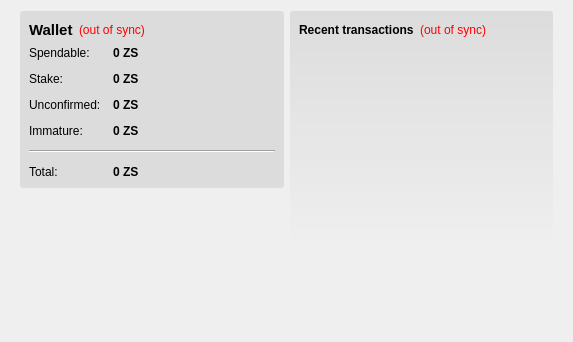
The window that src/qt/forms/overviewpage.ui (CryptoGir/Zimstake) describes before a commit, drawn with Qt 5.
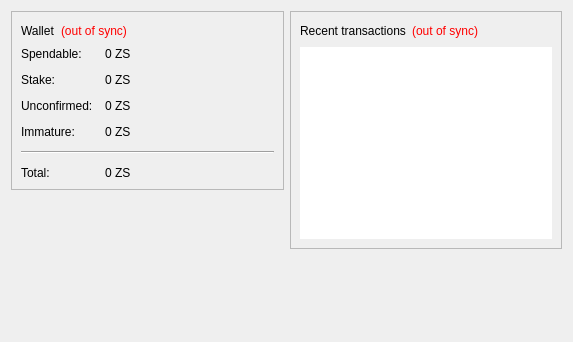
The same window after the commit. Icons and pictures are not drawn.

The edit to the form file:
```diff
--- a/src/qt/forms/overviewpage.ui
+++ b/src/qt/forms/overviewpage.ui
@@ -13,17 +13,11 @@
   <property name="windowTitle">
    <string>Form</string>
   </property>
-    <property name="styleSheet">
-   <string notr="true">#OverviewPage { font-family: 'Comic Sans'; margin:0px;padding:0px;color: #F2B9F2;background-image:url(:/icons/v-back);} QToolTip { color:#ffffff; }</string>
-  </property>
   <layout class="QHBoxLayout" name="horizontalLayout" stretch="1,1">
    <item>
     <layout class="QVBoxLayout" name="verticalLayout_2">
      <item>
       <widget class="QFrame" name="frame">
-	         <property name="styleSheet">
-        <string notr="true">#frame { background-color:rgba(0,0,0,20);border-radius:3px;border-color:#FBBCFF;border-width:2px;margin-left:9px; }</string>
-       </property>
        <property name="frameShape">
         <enum>QFrame::StyledPanel</enum>
        </property>
@@ -35,13 +29,6 @@
          <layout class="QHBoxLayout" name="horizontalLayout_4">
           <item>
            <widget class="QLabel" name="label_5">
-            <property name="font">
-             <font>
-              <pointsize>11</pointsize>
-              <weight>75</weight>
-              <bold>true</bold>
-             </font>
-            </property>
             <property name="text">
              <string>Wallet</string>
             </property>
@@ -98,12 +85,6 @@
           </item>
           <item row="0" column="1">
            <widget class="QLabel" name="labelBalance">
-            <property name="font">
-             <font>
-              <weight>75</weight>
-              <bold>true</bold>
-             </font>
-            </property>
             <property name="cursor">
              <cursorShape>IBeamCursor</cursorShape>
             </property>
@@ -127,12 +108,6 @@
           </item>
           <item row="1" column="1">
            <widget class="QLabel" name="labelStake">
-            <property name="font">
-             <font>
-              <weight>75</weight>
-              <bold>true</bold>
-             </font>
-            </property>
             <property name="cursor">
              <cursorShape>IBeamCursor</cursorShape>
             </property>
@@ -156,12 +131,6 @@
           </item>
           <item row="2" column="1">
            <widget class="QLabel" name="labelUnconfirmed">
-            <property name="font">
-             <font>
-              <weight>75</weight>
-              <bold>true</bold>
-             </font>
-            </property>
             <property name="cursor">
              <cursorShape>IBeamCursor</cursorShape>
             </property>
@@ -185,12 +154,6 @@
           </item>
           <item row="3" column="1">
            <widget class="QLabel" name="labelImmature">
-            <property name="font">
-             <font>
-              <weight>75</weight>
-              <bold>true</bold>
-             </font>
-            </property>
             <property name="toolTip">
              <string>Mined balance that has not yet matured</string>
             </property>
@@ -218,12 +181,6 @@
           </item>
           <item row="5" column="1">
            <widget class="QLabel" name="labelTotal">
-            <property name="font">
-             <font>
-              <weight>75</weight>
-              <bold>true</bold>
-             </font>
-            </property>
             <property name="cursor">
              <cursorShape>IBeamCursor</cursorShape>
             </property>
@@ -268,10 +225,9 @@
          <verstretch>0</verstretch>
         </sizepolicy>
        </property>
-	          <property name="styleSheet">
-        <string notr="true">#frame_2 { background-color: qlineargradient(spread:pad, x1:0, y1:0, x2:0, y2:1, stop:0 rgba(0,0,0,20), stop:1.0 rgba(0,0,0,0));border-radius:3px;border-width:2px;border-color:#FBBCFF;margin-right:9px; }</string>
+       <property name="styleSheet">
+        <string notr="true"/>
        </property>
-
        <property name="frameShape">
         <enum>QFrame::StyledPanel</enum>
        </property>
@@ -284,7 +240,7 @@
           <item>
            <widget class="QLabel" name="label_4">
             <property name="text">
-             <string>&lt;b&gt;Recent transactions&lt;/b&gt;</string>
+             <string>Recent transactions</string>
             </property>
            </widget>
           </item>
@@ -321,9 +277,6 @@
         </item>
         <item>
          <widget class="QListView" name="listTransactions">
-          <property name="styleSheet">
-           <string notr="true">QListView { background: transparent; }</string>
-          </property>
           <property name="frameShape">
            <enum>QFrame::NoFrame</enum>
           </property>
```
Left out of the diff: 23 changed lines with no effect on the pictures.
